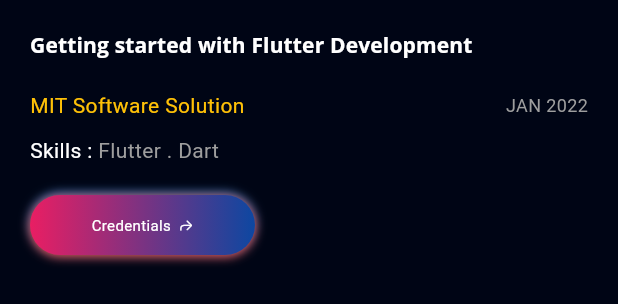
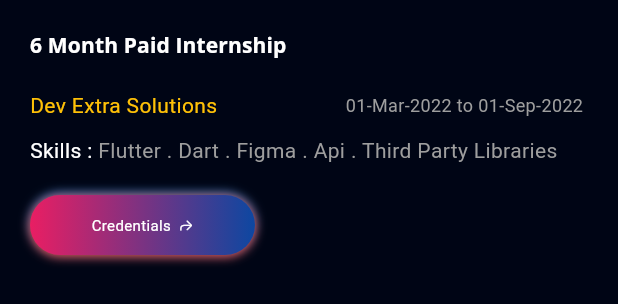
Before and after one commit to zainshaikh017/portfolio, a Flutter app: the CertificateStack widget shown alone on an empty page, opened directly with empty values, on a phone screen of 412 x 824 dp. Shown: the top 304 px of the screen. Run offline on Flutter 3.47's test engine with Material 3 defaults, Android fonts, the light colour scheme and no system bars; our stand-ins replace firebase_core, flutter_svg, font_awesome_flutter, get, google_fonts, photo_view; accounts and stored records are empty.

Commit message:
change done

```diff
--- a/lib/model/Persnol_information.dart
+++ b/lib/model/Persnol_information.dart
@@ -1,5 +1,5 @@
 class PersnolInformation {
-  static const String cv_link = "https://drive.google.com/file/d/11s3Bv1LCjpJ4knKt9TD1NbN9LTWWkGuq/view?usp=drivesdk";
+  static const String cv_link = "https://drive.google.com/file/d/1YlXvPffh_cn4jAEI3idBNPLqFOnkt1Em/view?usp=sharing";
   static const String name = "Zain Shaikh";
   static const String image = "assets/images/profile.jpeg";
   static const String title = "Fluetter Developer";
--- a/lib/model/certificate_model.dart
+++ b/lib/model/certificate_model.dart
@@ -16,39 +16,42 @@
 
 List<CertificateModel> certificateList = [
   CertificateModel(
-    name: 'Getting started with Flutter Development',
+    name: '6 Month Paid Internship',
+    organization: 'Dev Extra Solutions',
+    date: '01-Mar-2022 to 01-Sep-2022 ',
+    skills: 'Flutter . Dart . Figma . Api . Third Party Libraries',
+    credential:
+        'https://drive.google.com/file/d/1y1dbfHm_x1sVEBUQERqlNfg8qsCyc6zP/view?usp=sharing',
+  ),
+  CertificateModel(
+    name: 'Flutter Development',
     organization: 'MIT Software Solution',
     date: 'JAN 2022',
-    skills: 'Flutter . Dart',
+    skills: 'Flutter . Dart . MVVM . MVC . SDLC . OOP',
     credential: '',
   ),
   CertificateModel(
+    name: 'Youth Development',
+    organization: 'Sport And Youth Affairs\nDepartment Goverment Of Sindh',
+    date: '2-Feb-2023',
+    skills: 'Youth and Sports development',
+    credential: 'https://drive.google.com/file/d/1slobAdmqcZYU445aApkI9CqQWP9-qmYC/view?usp=sharing',
+  ),
+  CertificateModel(
+    name: 'Information Technology (Computer Graphics-Motion)',
+    organization: 'Government Of Pakistan',
+    date: '01-Feb-2021 to 15-July-2021',
+    skills:
+        'Graphic design skills . Typography . An understanding of color theory . Animation principles',
+    credential:
+        'https://drive.google.com/file/d/1B40fuYyMsxlPchuTtStt_iUALCs3sGxm/view?usp=sharing',
+  ),
+  CertificateModel(
     name: 'Graphic Desgning',
-    organization: 'ZABTech (IVTE) SZAB',
-    date: 'JAN 2022',
-    skills: 'Flutter . ',
+    organization: 'ZABTech (IVTE)',
+    date: '10-Aug-2020 to 09-Nov-2020',
+    skills: 'Photoshop . Illustrator . After Effects . Adobe Premiere Pro.',
     credential:
         'https://drive.google.com/file/d/1WUsv5qhENjgorUrGtxzee1tzOALaPhIW/view?usp=sharing',
   ),
-  CertificateModel(
-    name: 'Getting started with Flutter Development',
-    organization: 'MIT Software Solution',
-    date: 'JAN 2022',
-    skills: 'Flutter . Dart',
-    credential: '',
-  ),
-  CertificateModel(
-    name: 'Getting started with Flutter Development',
-    organization: 'MIT Software Solution',
-    date: 'JAN 2022',
-    skills: 'Flutter . Dart',
-    credential: '',
-  ),
-  CertificateModel(
-    name: 'Getting started with Flutter Development',
-    organization: 'MIT Software Solution',
-    date: 'JAN 2022',
-    skills: 'Flutter . Dart',
-    credential: '',
-  ),
 ];
--- a/lib/view/certifications/components/certificates_details.dart
+++ b/lib/view/certifications/components/certificates_details.dart
@@ -16,16 +16,14 @@
       onHover: (value) {
         controller.onHover(index, value);
       },
-      onTap: () {
-      },
+      onTap: () {},
       borderRadius: BorderRadius.circular(30),
       child: AnimatedContainer(
           padding: const EdgeInsets.all(defaultPadding),
           height: double.infinity,
           width: double.infinity,
           decoration: BoxDecoration(
-              borderRadius: BorderRadius.circular(30),
-              color: bgColor),
+              borderRadius: BorderRadius.circular(30), color: bgColor),
           duration: const Duration(milliseconds: 500),
           child: SingleChildScrollView(
             child: Column(
@@ -33,34 +31,50 @@
               children: [
                 Text(
                   certificateList[index].name,
-                  style: Theme.of(context)
-                      .textTheme
-                      .titleSmall!
-                      .copyWith(
-                      color: Colors.white,
-                      fontWeight: FontWeight.bold),
-                  maxLines: 1,
+                  style: Theme.of(context).textTheme.titleSmall!.copyWith(
+                      color: Colors.white, fontWeight: FontWeight.bold),
+                  maxLines: 2,
                   overflow: TextOverflow.ellipsis,
                 ),
-                const SizedBox(height: defaultPadding,),
+                const SizedBox(
+                  height: defaultPadding,
+                ),
                 Row(
                   mainAxisAlignment: MainAxisAlignment.spaceBetween,
                   children: [
-                    Text(certificateList[index].organization,style: const TextStyle(color: Colors.amber),),
-                    Text(certificateList[index].date,style: const TextStyle(color: Colors.grey,fontSize: 12),),
+                    Text(
+                      certificateList[index].organization,
+                      style: const TextStyle(color: Colors.amber),
+                    ),
+                    Text(
+                      certificateList[index].date,
+                      style: const TextStyle(color: Colors.grey, fontSize: 12),
+                    ),
                   ],
                 ),
-                const SizedBox(height: defaultPadding/2,),
+                const SizedBox(
+                  height: defaultPadding / 2,
+                ),
                 Text.rich(
-                  maxLines: 1,
+                  maxLines: 2,
                   TextSpan(
-                      text: 'Skills : ',style: const TextStyle(color: Colors.white,),
+                      text: 'Skills : ',
+                      style: const TextStyle(
+                        color: Colors.white,
+                      ),
                       children: [
                         TextSpan(
-                          text: certificateList[index].skills,style: const TextStyle(color: Colors.grey,overflow: TextOverflow.ellipsis),)
-                      ]
-                  ),),
-                const SizedBox(height: defaultPadding,),
+                          text: certificateList[index].skills,
+                          style: TextStyle(
+                            color: Colors.grey,
+                            overflow: TextOverflow.ellipsis,
+                          ),
+                        )
+                      ]),
+                ),
+                const SizedBox(
+                  height: defaultPadding,
+                ),
                 InkWell(
                   onTap: () {
                     launchUrl(Uri.parse(certificateList[index].credential));
@@ -70,30 +84,39 @@
                     width: 150,
                     decoration: BoxDecoration(
                         borderRadius: BorderRadius.circular(30),
-                        gradient: LinearGradient(
-                            colors: [
-                              Colors.pink,
-                              Colors.blue.shade900,
-                            ]
-                        ),
-                        boxShadow:const [
-                          BoxShadow(color: Colors.blue,offset: Offset(0, -1),blurRadius: 5),
-                          BoxShadow(color: Colors.red,offset: Offset(0, 1),blurRadius: 5),
-                        ]
-                    ),
+                        gradient: LinearGradient(colors: [
+                          Colors.pink,
+                          Colors.blue.shade900,
+                        ]),
+                        boxShadow: const [
+                          BoxShadow(
+                              color: Colors.blue,
+                              offset: Offset(0, -1),
+                              blurRadius: 5),
+                          BoxShadow(
+                              color: Colors.red,
+                              offset: Offset(0, 1),
+                              blurRadius: 5),
+                        ]),
                     child: const Row(
                       mainAxisAlignment: MainAxisAlignment.center,
                       children: [
-                        Text('Credentials',style: TextStyle(color: Colors.white,fontSize: 10),),
-                        SizedBox(width: 5,),
+                        Text(
+                          'Credentials',
+                          style: TextStyle(color: Colors.white, fontSize: 10),
+                        ),
+                        SizedBox(
+                          width: 5,
+                        ),
                         Icon(
-                          CupertinoIcons.arrow_turn_up_right,color: Colors.white,size: 10,
+                          CupertinoIcons.arrow_turn_up_right,
+                          color: Colors.white,
+                          size: 10,
                         )
                       ],
                     ),
                   ),
                 ),
-
               ],
             ),
           )),
--- a/lib/view/main/components/drawer/knowledges.dart
+++ b/lib/view/main/components/drawer/knowledges.dart
@@ -16,7 +16,7 @@
           child: Text('Knowledge',style: TextStyle(color: Colors.white),),
         ),
         KnowledgeText(knowledge: 'Flutter ,Dart ,Laravel(Basic-apis)'),
-        KnowledgeText(knowledge: 'Networking, Cyber Security'),
+        KnowledgeText(knowledge: 'Graphic Desgning,'),
         KnowledgeText(knowledge: 'Git, Github'),
       ],
     );
--- a/lib/view/projects/components/project_deatail.dart
+++ b/lib/view/projects/components/project_deatail.dart
@@ -26,8 +26,9 @@
           overflow: TextOverflow.ellipsis,
         ),),
         Responsive.isMobile(context) ?  const SizedBox(height: defaultPadding/2,) : const SizedBox(height: defaultPadding,),
-        Text(projectList[index].description,style: const TextStyle(color: Colors.grey,height: 1.5),maxLines: size.width>700 && size.width< 750 ? 3:  size.width<470  ? 2  : size.width>600 && size.width<700 ?     6:  size.width>900 && size.width <1060 ? 6: 4 ,overflow: TextOverflow.ellipsis,),
+        Text(projectList[index].description,style: const TextStyle(color: Colors.grey,height: 1.5),maxLines: size.width>700 && size.width< 750 ? 3:  size.width<470  ? 2  : size.width>600 && size.width<700 ?     6:  size.width>900 && size.width <1060 ? 6: 5 ,overflow: TextOverflow.ellipsis,),
         const Spacer(),
+
         ProjectLinks(index: index,),
         const SizedBox(height: defaultPadding/2,),
       ],
```
Also changed, not shown: lib/model/project_model.dart (+1 -30 lines), 1 other file.
